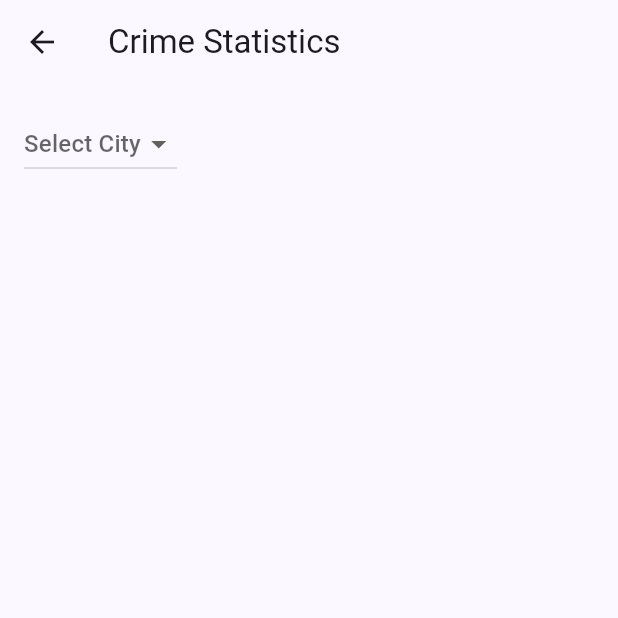
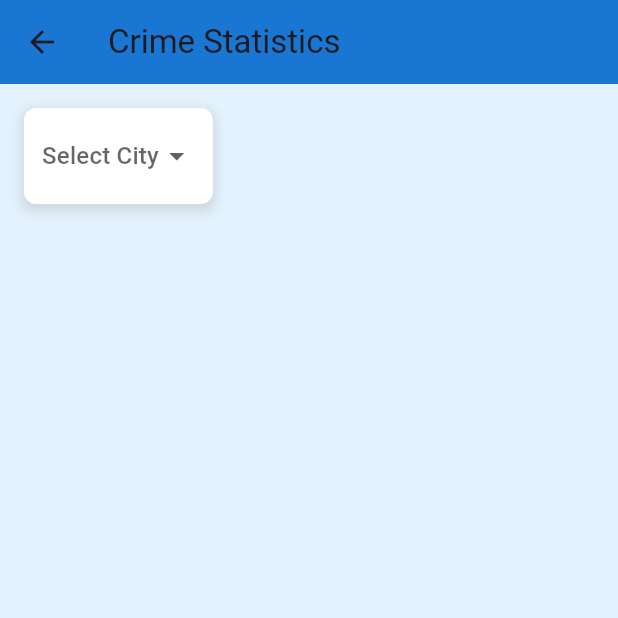
Before and after one commit to Shayan054/SafeRoute-Project, a Flutter app: the CrimeStatisticsPage screen opened directly, on a phone screen of 412 x 824 dp, the top half of it. Run offline on Flutter 3.47's test engine with Material 3 defaults, Android fonts, the phone set to English and light mode, and no system bars; our stand-ins replace cloud_firestore, firebase_core, fl_chart; accounts and stored records are empty.

Commit message:
bar chart added (heatmap Remaining)

```diff
--- a/saferoute/lib/ui/screens/crime_statistics_page.dart
+++ b/saferoute/lib/ui/screens/crime_statistics_page.dart
@@ -1,4 +1,3 @@
-// lib/screens/crime_statistics_page.dart
 import 'package:flutter/material.dart';
 import '../../services/firestore_service.dart';
 import 'package:fl_chart/fl_chart.dart';
@@ -20,12 +19,32 @@ class _CrimeStatisticsPageState extends State<CrimeStatisticsPage> {
   @override
   Widget build(BuildContext context) {
     return Scaffold(
-      appBar: AppBar(title: const Text('Crime Statistics')),
+      backgroundColor: Colors.blue.shade50,
+      appBar: AppBar(
+        title: const Text('Crime Statistics'),
+        backgroundColor: Colors.blue.shade700,
+      ),
       body: Padding(
         padding: const EdgeInsets.all(16.0),
         child: Column(
+          crossAxisAlignment: CrossAxisAlignment.start,
           children: [
-            DropdownButton<String>(
+            Container(
+              padding: const EdgeInsets.symmetric(horizontal: 12, vertical: 8),
+              decoration: BoxDecoration(
+                color: Colors.white,
+                borderRadius: BorderRadius.circular(8),
+                boxShadow: [
+                  BoxShadow(
+                    color: Colors.grey.withOpacity(0.3),
+                    spreadRadius: 2,
+                    blurRadius: 5,
+                    offset: const Offset(0, 3),
+                  ),
+                ],
+              ),
+              child: DropdownButtonHideUnderline(
+                child: DropdownButton<String>(
                   value: selectedCity,
                   hint: const Text('Select City'),
                   items: cities.map((city) {
@@ -46,11 +65,27 @@ class _CrimeStatisticsPageState extends State<CrimeStatisticsPage> {
                     });
                   },
                 ),
+              ),
+            ),
             const SizedBox(height: 20),
             if (isLoading)
-              const CircularProgressIndicator()
+              const Center(child: CircularProgressIndicator())
             else if (crimeStats.isNotEmpty)
-              Expanded(child: _buildPieChart())
+              Expanded(
+                child: Column(
+                  children: [
+                    const Text("Crime Distribution (Pie Chart)",
+                        style: TextStyle(fontWeight: FontWeight.bold, fontSize: 16)),
+                    const SizedBox(height: 12),
+                    SizedBox(height: 200, child: _buildPieChart()),
+                    const SizedBox(height: 24),
+                    const Text("Crime Trends (Bar Chart)",
+                        style: TextStyle(fontWeight: FontWeight.bold, fontSize: 16)),
+                    const SizedBox(height: 12),
+                    SizedBox(height: 200, child: _buildBarChart()),
+                  ],
+                ),
+              )
             else if (selectedCity != null)
               const Text("No data available for selected city."),
           ],
@@ -75,11 +110,77 @@ class _CrimeStatisticsPageState extends State<CrimeStatisticsPage> {
             color: colors[index % colors.length],
             value: count.toDouble(),
             title: "$type\n$percentage%",
-            radius: 100,
-            titleStyle: const TextStyle(fontSize: 14, fontWeight: FontWeight.bold),
+            radius: 60,
+            titleStyle: const TextStyle(fontSize: 12, fontWeight: FontWeight.w600),
           );
         }).toList(),
       ),
     );
   }
+
+  Widget _buildBarChart() {
+    return BarChart(
+      BarChartData(
+        barGroups: crimeStats.entries.toList().asMap().entries.map((entry) {
+          final index = entry.key;
+          final type = entry.value.key;
+          final count = entry.value.value;
+
+          return BarChartGroupData(
+            x: index,
+            barRods: [
+              BarChartRodData(
+                toY: count.toDouble(),
+                color: Colors.blueAccent,
+                borderRadius: BorderRadius.circular(4),
+              ),
+            ],
+            showingTooltipIndicators: [0],
+          );
+        }).toList(),
+        titlesData: FlTitlesData(
+          bottomTitles: AxisTitles(
+            sideTitles: SideTitles(
+              showTitles: true,
+              getTitlesWidget: (double value, TitleMeta meta) {
+                final index = value.toInt();
+                final keys = crimeStats.keys.toList();
+                return SideTitleWidget(
+                  meta: meta,
+                  child: Text(
+                    keys[index],
+                    style: const TextStyle(fontSize: 10),
+                  ),
+                );
+              },
+            ),
+          ),
+          leftTitles: AxisTitles(
+            sideTitles: SideTitles(
+              showTitles: true,
+              getTitlesWidget: (double value, TitleMeta meta) {
+                if (value == value.floor()) {
+                  return Text(
+                    value.toInt().toString(),
+                    style: const TextStyle(fontSize: 10),
+                  );
                 }
+                return const Text('');
+              },
+              interval: 1,
+              reservedSize: 40,
+            ),
+          ),
+          rightTitles: AxisTitles(
+            sideTitles: SideTitles(showTitles: false),
+          ),
+          topTitles: AxisTitles(
+            sideTitles: SideTitles(showTitles: false),
+          ),
+        ),
+        borderData: FlBorderData(show: false),
+        gridData: FlGridData(show: true),
+      ),
+    );
+  }
+}
```
Also changed, not shown: 4 other files. Lines whose indentation alone changed are shown as unchanged.
